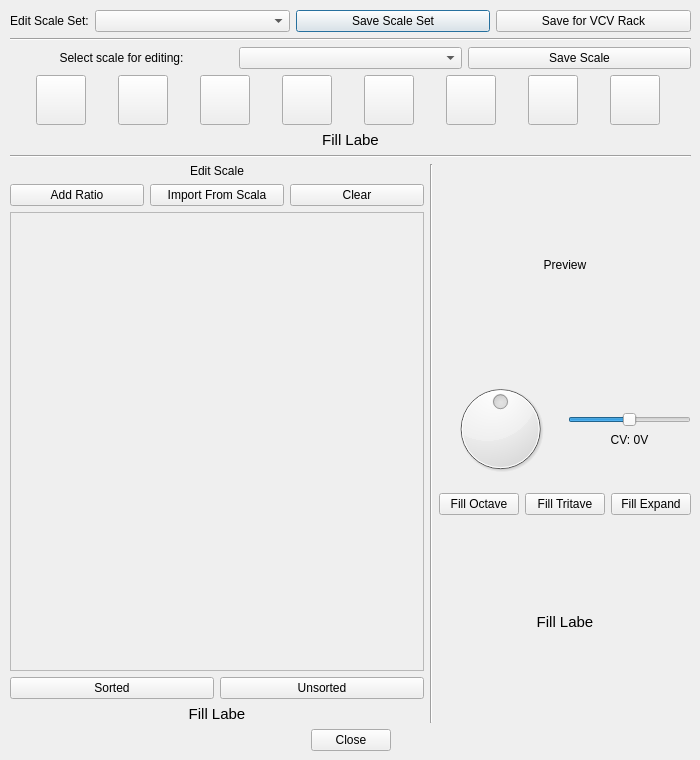
Old version of the form sync3_scale_editor.ui in the repository starlingcode/viaflash.
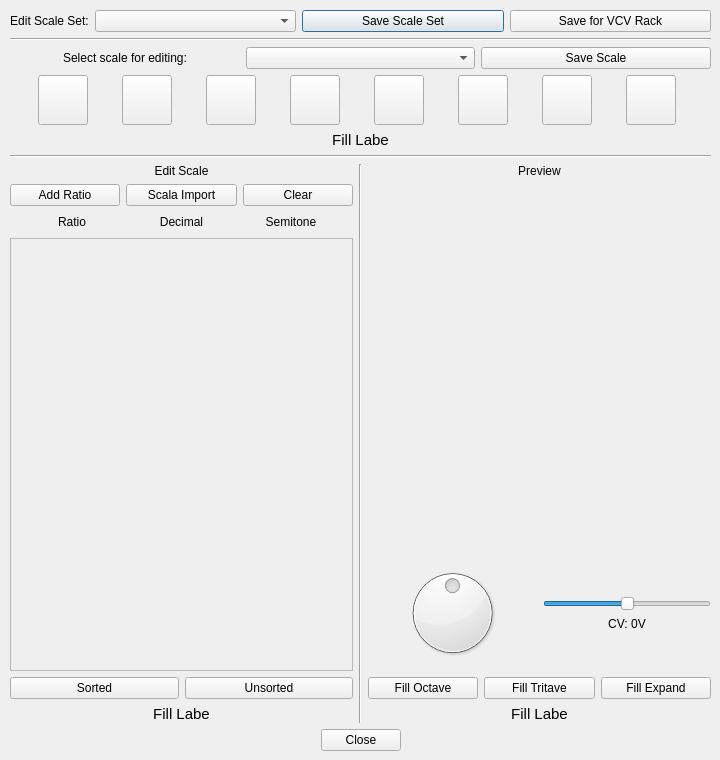
New version of the form. Custom widgets are drawn as their Qt base class.

Commit message: Finish up sync3 refactor

What changed in the file:
```diff
--- a/sync3_scale_editor.ui
+++ b/sync3_scale_editor.ui
@@ -6,19 +6,19 @@
    <rect>
     <x>0</x>
     <y>0</y>
-    <width>700</width>
+    <width>720</width>
     <height>760</height>
    </rect>
   </property>
   <property name="minimumSize">
    <size>
-    <width>700</width>
+    <width>720</width>
     <height>760</height>
    </size>
   </property>
   <property name="maximumSize">
    <size>
-    <width>700</width>
+    <width>720</width>
     <height>760</height>
    </size>
   </property>
@@ -30,7 +30,7 @@
     <rect>
      <x>10</x>
      <y>10</y>
-     <width>681</width>
+     <width>701</width>
      <height>741</height>
     </rect>
    </property>
@@ -418,7 +418,7 @@
           <item>
            <widget class="QPushButton" name="addFromScala">
             <property name="text">
-             <string>Import From Scala</string>
+             <string>Scala Import</string>
             </property>
            </widget>
           </item>
@@ -431,6 +431,72 @@
           </item>
          </layout>
         </item>
+        <item>
+         <layout class="QHBoxLayout" name="horizontalLayout">
+          <item>
+           <spacer name="horizontalSpacer_2">
+            <property name="orientation">
+             <enum>Qt::Horizontal</enum>
+            </property>
+            <property name="sizeType">
+             <enum>QSizePolicy::Fixed</enum>
+            </property>
+            <property name="sizeHint" stdset="0">
+             <size>
+              <width>10</width>
+              <height>20</height>
+             </size>
+            </property>
+           </spacer>
+          </item>
+          <item>
+           <widget class="QLabel" name="label_4">
+            <property name="text">
+             <string>Ratio</string>
+            </property>
+            <property name="alignment">
+             <set>Qt::AlignCenter</set>
+            </property>
+           </widget>
+          </item>
+          <item>
+           <widget class="QLabel" name="label_3">
+            <property name="text">
+             <string>Decimal</string>
+            </property>
+            <property name="alignment">
+             <set>Qt::AlignCenter</set>
+            </property>
+           </widget>
+          </item>
+          <item>
+           <widget class="QLabel" name="label">
+            <property name="text">
+             <string>Semitone</string>
+            </property>
+            <property name="alignment">
+             <set>Qt::AlignCenter</set>
+            </property>
+           </widget>
+          </item>
+          <item>
+           <spacer name="horizontalSpacer">
+            <property name="orientation">
+             <enum>Qt::Horizontal</enum>
+            </property>
+            <property name="sizeType">
+             <enum>QSizePolicy::Fixed</enum>
+            </property>
+            <property name="sizeHint" stdset="0">
+             <size>
+              <width>10</width>
+              <height>20</height>
+             </size>
+            </property>
+           </spacer>
+          </item>
+         </layout>
+        </item>
         <item>
          <widget class="QScrollArea" name="seedScrollArea">
           <property name="widgetResizable">
@@ -441,8 +507,8 @@
             <rect>
              <x>0</x>
              <y>0</y>
-             <width>317</width>
-             <height>358</height>
+             <width>327</width>
+             <height>326</height>
             </rect>
            </property>
           </widget>
@@ -524,11 +590,14 @@
          </widget>
         </item>
         <item>
-         <layout class="QVBoxLayout" name="previewLayout">
-          <item>
-           <layout class="QHBoxLayout" name="previewContainer"/>
-          </item>
-         </layout>
+         <widget class="RatioDisplay" name="ratioPreview" native="true">
+          <property name="sizePolicy">
+           <sizepolicy hsizetype="Expanding" vsizetype="Expanding">
+            <horstretch>0</horstretch>
+            <verstretch>0</verstretch>
+           </sizepolicy>
+          </property>
+         </widget>
         </item>
         <item>
          <layout class="QHBoxLayout" name="knobCV">
@@ -762,6 +831,12 @@
    <extends>QPushButton</extends>
    <header>resourcesetbuttons.h</header>
   </customwidget>
+  <customwidget>
+   <class>RatioDisplay</class>
+   <extends>QWidget</extends>
+   <header>ratio_display.h</header>
+   <container>1</container>
+  </customwidget>
  </customwidgets>
  <resources/>
  <connections>
```
The commit also changes 5 other files.
